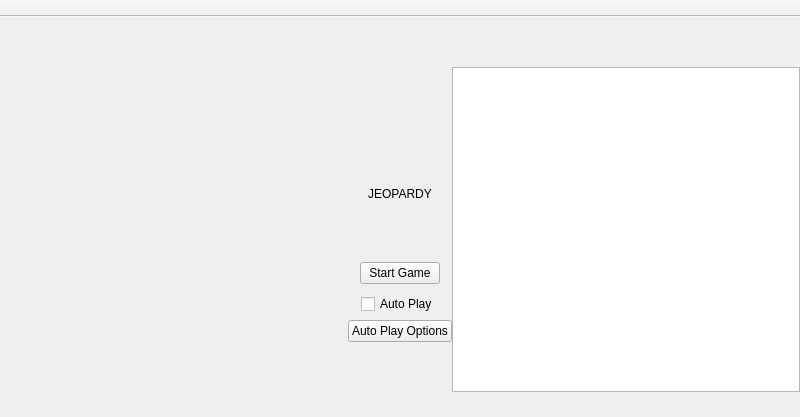
First picture: the form in Jeopardy/mainwindow.ui, repository Belgiumboy123/Jeopardy, before the edit.
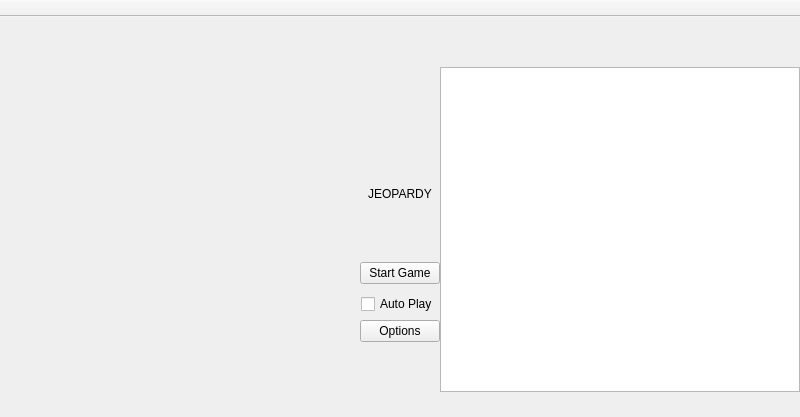
Second picture: the form after the edit.

Commit message: Options Dialog

Diff of the .ui file:
```diff
--- a/Jeopardy/mainwindow.ui
+++ b/Jeopardy/mainwindow.ui
@@ -274,7 +274,7 @@
              <item alignment="Qt::AlignHCenter|Qt::AlignTop">
               <widget class="QPushButton" name="autoPlayOptionsButton">
                <property name="text">
-                <string>Auto Play Options</string>
+                <string>Options</string>
                </property>
               </widget>
              </item>
```
Left out of the diff: 10 changed lines with no effect on the pictures. The commit also changes 15 other files.
